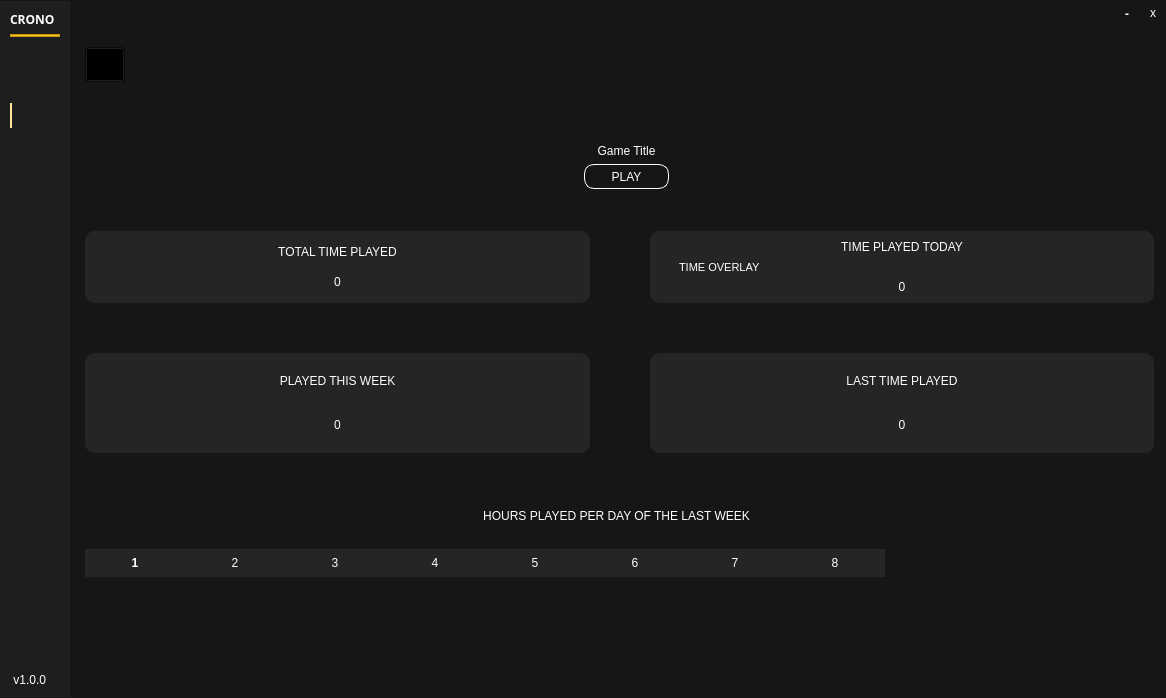
Qt form mainwindow.ui (illud/crono) before a commit.
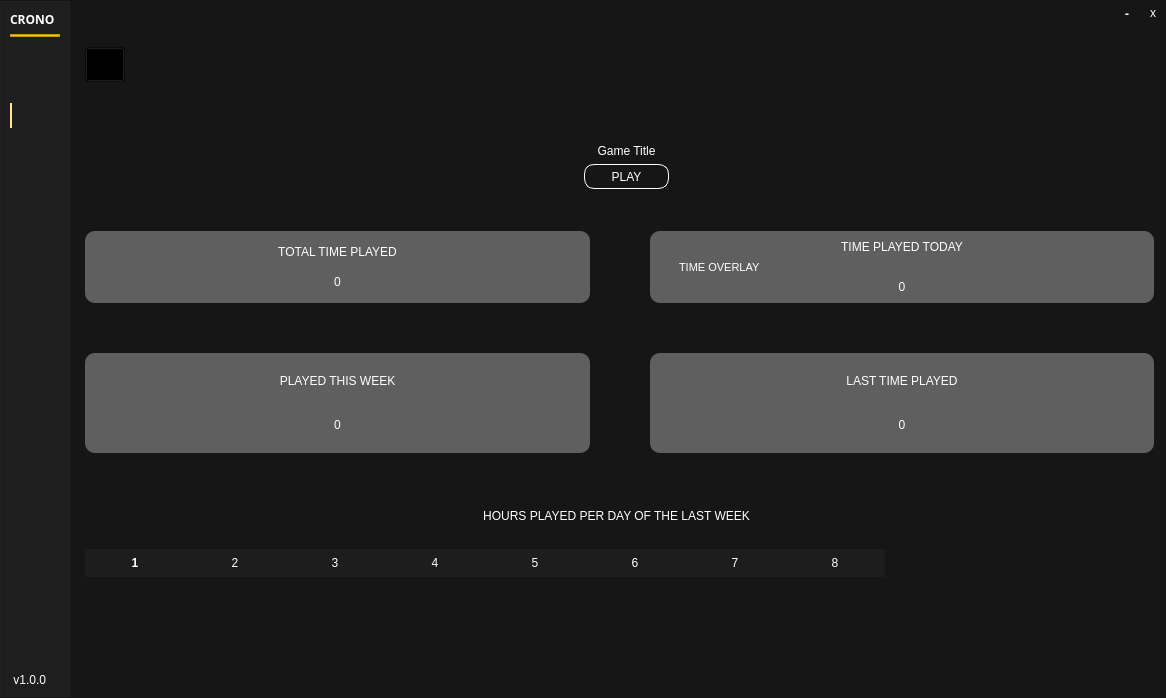
The same form after that commit. Icons and pictures are not drawn. Custom widgets are drawn as their Qt base class.

Commit message: color to cards changed

The edit to the form file:
```diff
--- a/mainwindow.ui
+++ b/mainwindow.ui
@@ -800,7 +800,7 @@
 
 QHeaderView::section {
 	border-radius: 0px;
-background-color: rgba(44, 44, 44, 180);
+background-color: rgba(44, 44, 44, 80);
 	color: #ffffff;
     border: none;
     height: 28px;
@@ -1076,7 +1076,7 @@
                </size>
               </property>
               <property name="styleSheet">
-               <string notr="true">background-color: rgba(44, 44, 44, 180);
+               <string notr="true">background-color: rgba(255, 255, 255,80);
 border: 1px; border-radius: 10px;</string>
               </property>
               <property name="frameShape">
@@ -1128,7 +1128,7 @@
             <item row="1" column="1">
              <widget class="QFrame" name="frame_6">
               <property name="styleSheet">
-               <string notr="true">background-color: rgba(44, 44, 44, 180);
+               <string notr="true">background-color: rgba(255, 255, 255,80);
 border: 1px; border-radius: 10px;</string>
               </property>
               <property name="frameShape">
@@ -1186,7 +1186,7 @@
                </size>
               </property>
               <property name="styleSheet">
-               <string notr="true">background-color: rgba(44, 44, 44, 180);
+               <string notr="true">background-color: rgba(255, 255, 255,80);
 border: 1px; border-radius: 10px;</string>
               </property>
               <property name="frameShape">
@@ -1238,7 +1238,7 @@
             <item row="0" column="1">
              <widget class="QFrame" name="frame_4">
               <property name="styleSheet">
-               <string notr="true">background-color: rgba(44, 44, 44, 180);
+               <string notr="true">background-color: rgba(255, 255, 255,80);
 border: 1px; border-radius: 10px;</string>
               </property>
               <property name="frameShape">
```
The commit also changes 8 other files.
